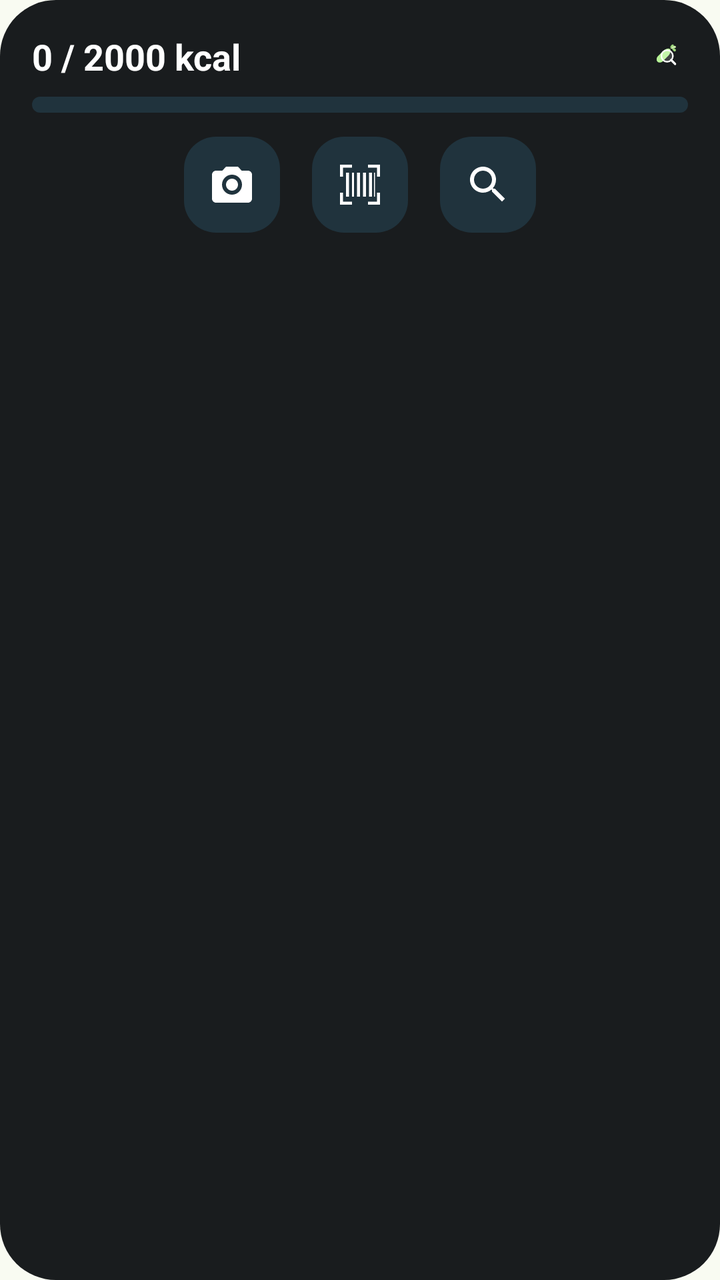
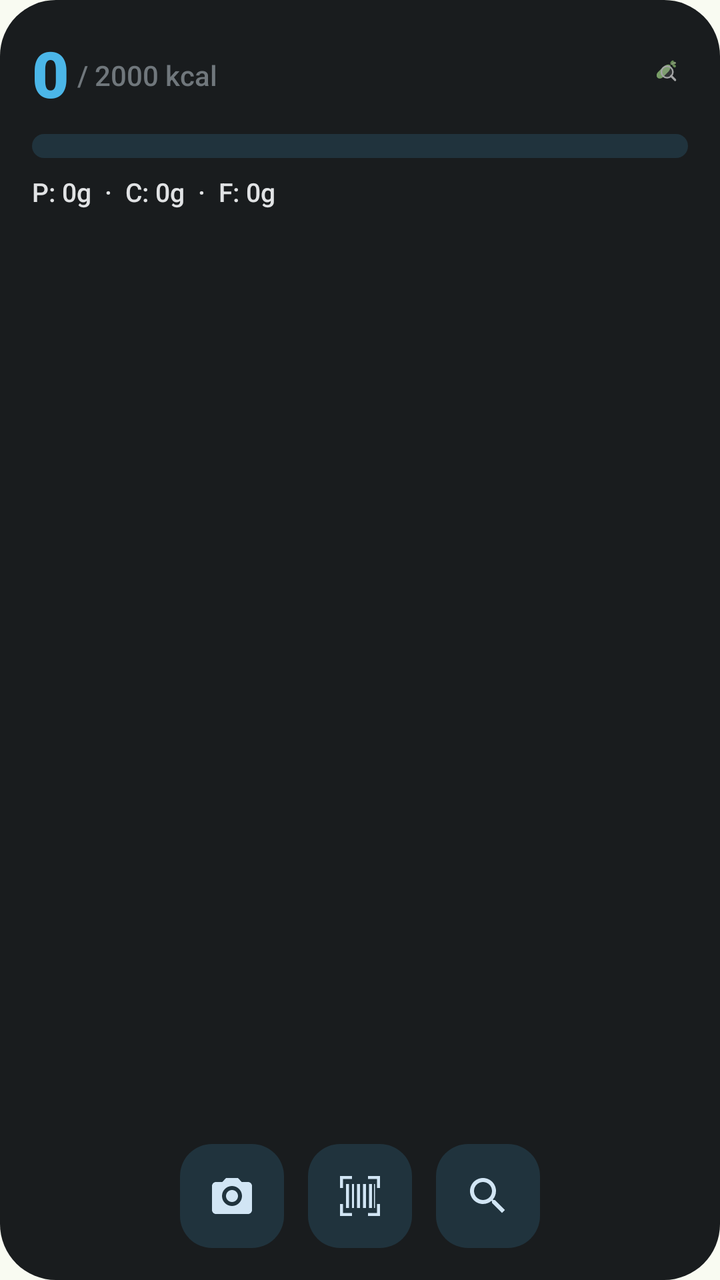

Before-and-after screenshots of an Android layout around one commit, followed by the original layout XML and the change that was made.
<!-- AndroidManifest.xml: application theme Theme.ScaScan -->
<!-- res/layout/widget_summary.xml -->
<?xml version="1.0" encoding="utf-8"?>
<LinearLayout xmlns:android="http://schemas.android.com/apk/res/android"
    android:id="@+id/widget_root"
    android:layout_width="match_parent"
    android:layout_height="match_parent"
    android:background="@drawable/widget_background"
    android:orientation="vertical"
    android:padding="16dp">

    <LinearLayout
        android:layout_width="match_parent"
        android:layout_height="wrap_content"
        android:orientation="horizontal"
        android:gravity="center_vertical">

        <TextView
            android:id="@+id/tv_widget_calories"
            android:layout_width="0dp"
            android:layout_height="wrap_content"
            android:layout_weight="1"
            android:text="0 / 2000 kcal"
            android:textColor="#FFFFFF"
            android:textSize="18sp"
            android:textStyle="bold" />

        <ImageView
            android:layout_width="24dp"
            android:layout_height="24dp"
            android:src="@drawable/ic_launcher_foreground"
            android:contentDescription="@string/app_name" />
    </LinearLayout>

    <ProgressBar
        android:id="@+id/progress_widget_calories"
        style="@android:style/Widget.ProgressBar.Horizontal"
        android:layout_width="match_parent"
        android:layout_height="8dp"
        android:layout_marginTop="8dp"
        android:layout_marginBottom="12dp"
        android:progress="0"
        android:progressDrawable="@drawable/widget_progress_bar" />

    <LinearLayout
        android:layout_width="match_parent"
        android:layout_height="wrap_content"
        android:orientation="horizontal"
        android:gravity="center">

        <ImageButton
            android:id="@+id/btn_widget_scan"
            android:layout_width="48dp"
            android:layout_height="48dp"
            android:layout_marginEnd="16dp"
            android:background="@drawable/widget_button_background"
            android:src="@drawable/ic_camera"
            android:contentDescription="@string/label_camera" />

        <ImageButton
            android:id="@+id/btn_widget_barcode"
            android:layout_width="48dp"
            android:layout_height="48dp"
            android:layout_marginEnd="16dp"
            android:background="@drawable/widget_button_background"
            android:src="@drawable/ic_barcode"
            android:contentDescription="@string/label_barcode_scan" />

        <ImageButton
            android:id="@+id/btn_widget_search"
            android:layout_width="48dp"
            android:layout_height="48dp"
            android:background="@drawable/widget_button_background"
            android:src="@drawable/ic_search"
            android:contentDescription="@string/label_search" />
    </LinearLayout>

</LinearLayout>
<!-- resources referenced by this layout -->
<resources>
  <!-- drawable ic_camera (drawable) -->
  <?xml version="1.0" encoding="utf-8"?>
  <vector xmlns:android="http://schemas.android.com/apk/res/android"
      android:width="24dp"
      android:height="24dp"
      android:viewportWidth="24"
      android:viewportHeight="24">
      <path
          android:fillColor="@android:color/white"
          android:pathData="M20,5H16.83L15,3H9L7.17,5H4C2.9,5 2,5.9 2,7v12c0,1.1 0.9,2 2,2h16c1.1,0 2,-0.9 2,-2V7C22,5.9 21.1,5 20,5zM12,17c-2.76,0 -5,-2.24 -5,-5s2.24,-5 5,-5 5,2.24 5,5S14.76,17 12,17zM12,9c-1.66,0 -3,1.34 -3,3s1.34,3 3,3 3,-1.34 3,-3S13.66,9 12,9z" />
  </vector>
  <!-- drawable ic_search (drawable) -->
  <?xml version="1.0" encoding="utf-8"?>
  <vector xmlns:android="http://schemas.android.com/apk/res/android"
      android:width="24dp"
      android:height="24dp"
      android:viewportWidth="24"
      android:viewportHeight="24">
      <path
          android:fillColor="@android:color/white"
          android:pathData="M15.5,14h-0.79l-0.28,-0.27C15.41,12.59 16,11.11 16,9.5 16,5.91 13.09,3 9.5,3S3,5.91 3,9.5 5.91,16 9.5,16c1.61,0 3.09,-0.59 4.23,-1.57l0.27,0.28v0.79l5,4.99L20.49,19l-4.99,-5zM9.5,14C7.01,14 5,11.99 5,9.5S7.01,5 9.5,5 14,7.01 14,9.5 11.99,14 9.5,14z" />
  </vector>
  <!-- drawable widget_background (drawable) -->
  <?xml version="1.0" encoding="utf-8"?>
  <shape xmlns:android="http://schemas.android.com/apk/res/android">
      <solid android:color="@color/widget_background" />
      <corners android:radius="28dp" />
  </shape>
  <!-- drawable widget_button_background (drawable) -->
  <?xml version="1.0" encoding="utf-8"?>
  <shape xmlns:android="http://schemas.android.com/apk/res/android">
      <solid android:color="@color/widget_secondary_container" />
      <corners android:radius="16dp" />
  </shape>
  <string name="app_name">ScaScan</string>
  <string name="label_barcode_scan">Scan Barcode</string>
  <string name="label_camera">Take Photo</string>
  <string name="label_search">Search Food</string>
  <color name="widget_background">#1C1B1F</color>
  <color name="widget_secondary_container">#49454F</color>
  <color name="widget_primary">#D0BCFF</color>
  <color name="colorPrimary">#386A20</color>
  <color name="colorOnPrimary">#FFFFFF</color>
  <color name="colorBackground">#F9FBF2</color>
  <style name="ShapeAppearance.App.Pill" parent="">
          <item name="cornerFamily">rounded</item>
          <item name="cornerSize">50%</item>
      </style>
  <style name="ShapeAppearance.App.LargeRounded" parent="">
          <item name="cornerFamily">rounded</item>
          <item name="cornerSize">28dp</item>
      </style>
  <style name="Widget.App.Button" parent="Widget.Material3.Button">
          <item name="shapeAppearance">@style/ShapeAppearance.App.Pill</item>
          <item name="android:paddingStart">24dp</item>
          <item name="android:paddingEnd">24dp</item>
      </style>
  <style name="Widget.App.Button.Outlined" parent="Widget.Material3.Button.OutlinedButton">
          <item name="shapeAppearance">@style/ShapeAppearance.App.Pill</item>
          <item name="android:paddingStart">24dp</item>
          <item name="android:paddingEnd">24dp</item>
      </style>
  <style name="Widget.App.FloatingActionButton" parent="Widget.Material3.FloatingActionButton.Large.Primary">
          <item name="shapeAppearance">@style/ShapeAppearance.App.Pill</item>
      </style>
  <style name="Widget.App.ExtendedFab" parent="Widget.Material3.ExtendedFloatingActionButton.Primary">
          <item name="shapeAppearance">@style/ShapeAppearance.App.Pill</item>
      </style>
  <style name="Widget.App.Card" parent="Widget.Material3.CardView.Filled">
          <item name="shapeAppearance">@style/ShapeAppearance.App.LargeRounded</item>
          <item name="cardElevation">0dp</item>
          <item name="strokeWidth">0dp</item>
      </style>
  <!-- unchanged entries left out for length: 4 -->
</resources>

<!-- the commit's change to res/layout/widget_summary.xml (unified diff, before → after) -->
@@ -1,76 +1,110 @@
 <?xml version="1.0" encoding="utf-8"?>
-<LinearLayout xmlns:android="http://schemas.android.com/apk/res/android"
+<RelativeLayout xmlns:android="http://schemas.android.com/apk/res/android"
     android:id="@+id/widget_root"
     android:layout_width="match_parent"
     android:layout_height="match_parent"
     android:background="@drawable/widget_background"
-    android:orientation="vertical"
     android:padding="16dp">
 
+    
     <LinearLayout
-        android:layout_width="match_parent"
+        android:id="@+id/layout_header"
+        android:layout_width="wrap_content"
         android:layout_height="wrap_content"
         android:orientation="horizontal"
-        android:gravity="center_vertical">
+        android:gravity="bottom">
 
         <TextView
-            android:id="@+id/tv_widget_calories"
-            android:layout_width="0dp"
+            android:id="@+id/tv_widget_consumed"
+            android:layout_width="wrap_content"
             android:layout_height="wrap_content"
-            android:layout_weight="1"
-            android:text="0 / 2000 kcal"
-            android:textColor="#FFFFFF"
-            android:textSize="18sp"
-            android:textStyle="bold" />
+            android:text="0"
+            android:textColor="@color/widget_primary"
+            android:textSize="32sp"
+            android:textStyle="bold"
+            android:fontFamily="sans-serif-black" />
 
-        <ImageView
-            android:layout_width="24dp"
-            android:layout_height="24dp"
-            android:src="@drawable/ic_launcher_foreground"
-            android:contentDescription="@string/app_name" />
+        <TextView
+            android:id="@+id/tv_widget_target"
+            android:layout_width="wrap_content"
+            android:layout_height="wrap_content"
+            android:layout_marginStart="4dp"
+            android:layout_marginBottom="6dp"
+            android:text="/ 2000 kcal"
+            android:textColor="@color/widget_outline"
+            android:textSize="14sp"
+            android:fontFamily="sans-serif-medium" />
     </LinearLayout>
 
+    <ImageView
+        android:layout_width="24dp"
+        android:layout_height="24dp"
+        android:layout_alignParentEnd="true"
+        android:layout_alignTop="@id/layout_header"
+        android:layout_marginTop="8dp"
+        android:src="@drawable/ic_launcher_foreground"
+        android:alpha="0.6"
+        android:contentDescription="ScaScan" />
+
+    
     <ProgressBar
         android:id="@+id/progress_widget_calories"
         style="@android:style/Widget.ProgressBar.Horizontal"
         android:layout_width="match_parent"
-        android:layout_height="8dp"
+        android:layout_height="12dp"
+        android:layout_below="@id/layout_header"
         android:layout_marginTop="8dp"
-        android:layout_marginBottom="12dp"
         android:progress="0"
         android:progressDrawable="@drawable/widget_progress_bar" />
 
+    
+    <TextView
+        android:id="@+id/tv_widget_macros"
+        android:layout_width="match_parent"
+        android:layout_height="wrap_content"
+        android:layout_below="@id/progress_widget_calories"
+        android:layout_marginTop="8dp"
+        android:text="P: 0g  ·  C: 0g  ·  F: 0g"
+        android:textColor="@color/widget_on_background"
+        android:textSize="13sp"
+        android:fontFamily="sans-serif-medium" />
+
+    
     <LinearLayout
         android:layout_width="match_parent"
         android:layout_height="wrap_content"
+        android:layout_alignParentBottom="true"
         android:orientation="horizontal"
         android:gravity="center">
 
         <ImageButton
             android:id="@+id/btn_widget_scan"
-            android:layout_width="48dp"
-            android:layout_height="48dp"
-            android:layout_marginEnd="16dp"
+            android:layout_width="52dp"
+            android:layout_height="52dp"
+            android:layout_marginEnd="12dp"
             android:background="@drawable/widget_button_background"
             android:src="@drawable/ic_camera"
+            android:tint="@color/widget_on_secondary_container"
             android:contentDescription="@string/label_camera" />
 
         <ImageButton
             android:id="@+id/btn_widget_barcode"
-            android:layout_width="48dp"
-            android:layout_height="48dp"
-            android:layout_marginEnd="16dp"
+            android:layout_width="52dp"
+            android:layout_height="52dp"
+            android:layout_marginEnd="12dp"
             android:background="@drawable/widget_button_background"
             android:src="@drawable/ic_barcode"
+            android:tint="@color/widget_on_secondary_container"
             android:contentDescription="@string/label_barcode_scan" />
 
         <ImageButton
             android:id="@+id/btn_widget_search"
-            android:layout_width="48dp"
-            android:layout_height="48dp"
+            android:layout_width="52dp"
+            android:layout_height="52dp"
             android:background="@drawable/widget_button_background"
             android:src="@drawable/ic_search"
+            android:tint="@color/widget_on_secondary_container"
             android:contentDescription="@string/label_search" />
     </LinearLayout>
 
-</LinearLayout>
+</RelativeLayout>
<!-- resource entries referenced after the edit -->
@@ -1,5 +1,8 @@
 <!-- resources referenced by this layout -->
 <resources>
+  <color name="widget_on_background">#E6E1E5</color>
+  <color name="widget_on_secondary_container">#E6E1E5</color>
+  <color name="widget_outline">#938F99</color>
   <!-- drawable ic_camera (drawable) -->
   <?xml version="1.0" encoding="utf-8"?>
   <vector xmlns:android="http://schemas.android.com/apk/res/android"
@@ -34,7 +37,6 @@
       <solid android:color="@color/widget_secondary_container" />
       <corners android:radius="16dp" />
   </shape>
-  <string name="app_name">ScaScan</string>
   <string name="label_barcode_scan">Scan Barcode</string>
   <string name="label_camera">Take Photo</string>
   <string name="label_search">Search Food</string>
